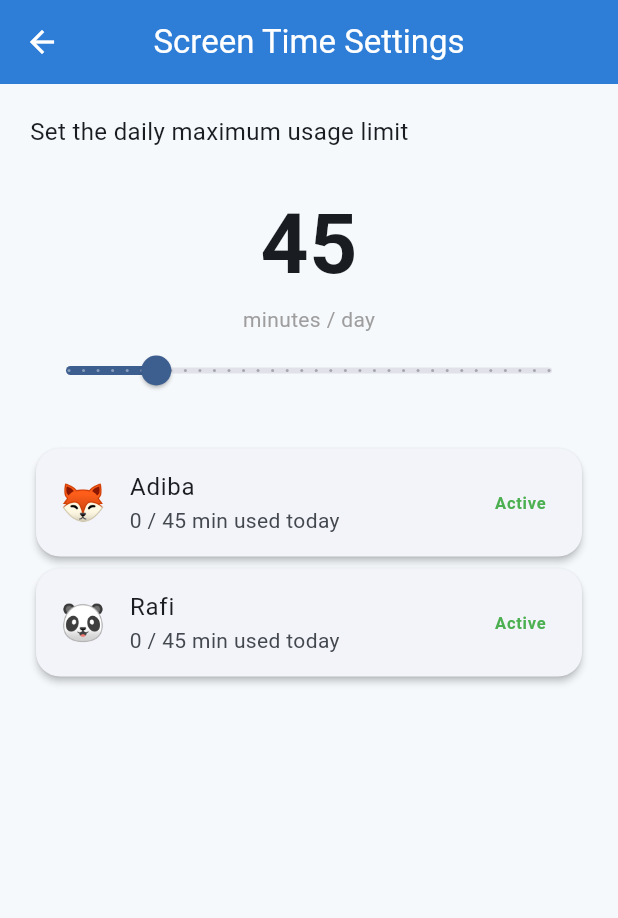
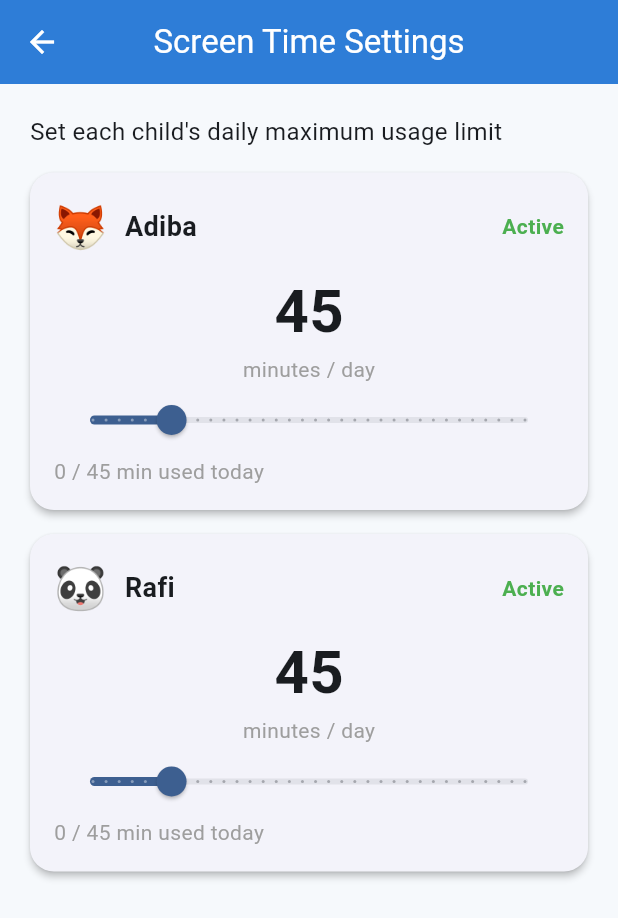
Before and after one commit to refa9568/Safezone_ULTRA, a Flutter app: the ScreenTimeSettingsScreen screen opened by its route, on a phone screen of 412 x 824 dp. Shown: the top 918 px of the screen. Run offline on Flutter 3.47's test engine with Material 3 defaults, Android fonts, the phone set to English and light mode, and no system bars; our stand-ins replace flutter_tts, video_player.

Commit message:
Make screen time limits per-child instead of global
Add Child.screenTimeLimitMinutes and remove Parent.screenTimeLimitMinutes. AppState.minutesRemaining/isLocked/addUsageMinutes now use each child's own limit; setScreenTimeLimit replaced with setScreenTimeLimitForChild. Screen Time Settings screen now shows a separate slider/card per child.

```diff
--- a/lib/logic/app_state.dart
+++ b/lib/logic/app_state.dart
@@ -9,13 +9,12 @@ class AppState extends ChangeNotifier {
     id: 'p1',
     name: 'Rahim Uddin',
     email: 'parent@example.com',
-    screenTimeLimitMinutes: 45,
     emergencyPhone: '+8801700000000',
   );
 
   final List<Child> children = [
-    Child(id: 'c1', parentId: 'p1', name: 'Adiba', age: 8, avatarEmoji: '🦊'),
-    Child(id: 'c2', parentId: 'p1', name: 'Rafi', age: 6, avatarEmoji: '🐼'),
+    Child(id: 'c1', parentId: 'p1', name: 'Adiba', age: 8, avatarEmoji: '🦊', screenTimeLimitMinutes: 45),
+    Child(id: 'c2', parentId: 'p1', name: 'Rafi', age: 6, avatarEmoji: '🐼', screenTimeLimitMinutes: 45),
   ];
 
   Child? activeChild;
@@ -41,6 +40,7 @@ class AppState extends ChangeNotifier {
     required String name,
     required int age,
     required String sex,
+    int screenTimeLimitMinutes = 60,
   }) {
     final child = Child(
       id: 'c${children.length + 1}',
@@ -48,6 +48,7 @@ class AppState extends ChangeNotifier {
       name: name,
       age: age,
       avatarEmoji: avatarForSex(sex),
+      screenTimeLimitMinutes: screenTimeLimitMinutes,
     );
     children.add(child);
     notifyListeners();
@@ -104,7 +105,7 @@ class AppState extends ChangeNotifier {
   }
 
   int minutesRemaining(Child child) {
-    final remaining = parent.screenTimeLimitMinutes - child.usedMinutesToday;
+    final remaining = child.screenTimeLimitMinutes - child.usedMinutesToday;
     return remaining < 0 ? 0 : remaining;
   }
 
@@ -112,7 +113,7 @@ class AppState extends ChangeNotifier {
 
   void addUsageMinutes(Child child, int minutes) {
     child.usedMinutesToday += minutes;
-    if (child.usedMinutesToday >= parent.screenTimeLimitMinutes) {
+    if (child.usedMinutesToday >= child.screenTimeLimitMinutes) {
       notifications.insert(
         0,
         AppNotification(
@@ -127,8 +128,8 @@ class AppState extends ChangeNotifier {
     notifyListeners();
   }
 
-  void setScreenTimeLimit(int minutes) {
-    parent.screenTimeLimitMinutes = minutes;
+  void setScreenTimeLimitForChild(Child child, int minutes) {
+    child.screenTimeLimitMinutes = minutes;
     notifyListeners();
   }
 
--- a/lib/models/models.dart
+++ b/lib/models/models.dart
@@ -19,7 +19,6 @@ class Parent {
   final String id;
   final String name;
   final String email;
-  int screenTimeLimitMinutes;
   String emergencyPhone;
   String parentPin;
 
@@ -27,7 +26,6 @@ class Parent {
     required this.id,
     required this.name,
     required this.email,
-    this.screenTimeLimitMinutes = 60,
     this.emergencyPhone = '',
     this.parentPin = '1234',
   });
@@ -41,6 +39,7 @@ class Child {
   String avatarEmoji;
   String language; // 'en' or 'bn'
   int usedMinutesToday;
+  int screenTimeLimitMinutes;
 
   Child({
     required this.id,
@@ -50,6 +49,7 @@ class Child {
     required this.avatarEmoji,
     this.language = 'en',
     this.usedMinutesToday = 0,
+    this.screenTimeLimitMinutes = 60,
   });
 }
 
--- a/lib/ui/screens/screen_time_settings_screen.dart
+++ b/lib/ui/screens/screen_time_settings_screen.dart
@@ -1,6 +1,7 @@
 import 'package:flutter/material.dart';
 import 'package:provider/provider.dart';
 import '../../logic/app_state.dart';
+import '../../models/models.dart';
 
 class ScreenTimeSettingsScreen extends StatelessWidget {
   const ScreenTimeSettingsScreen({super.key});
@@ -9,22 +10,62 @@ class ScreenTimeSettingsScreen extends StatelessWidget {
   Widget build(BuildContext context) {
     final state = context.watch<AppState>();
     final t = state.bengali;
-    final limit = state.parent.screenTimeLimitMinutes;
 
     return Scaffold(
       appBar: AppBar(title: Text(t ? 'স্ক্রিন টাইম সেটিংস' : 'Screen Time Settings')),
-      body: Padding(
-        padding: const EdgeInsets.all(20),
+      body: state.children.isEmpty
+          ? Center(child: Text(t ? 'কোনো সন্তান যোগ করা হয়নি' : 'No children added yet'))
+          : ListView(
+              padding: const EdgeInsets.all(20),
+              children: [
+                Text(
+                  t ? 'প্রতিটি সন্তানের জন্য প্রতিদিনের সর্বোচ্চ ব্যবহারের সময় সেট করুন' : "Set each child's daily maximum usage limit",
+                  style: const TextStyle(fontSize: 16),
+                ),
+                const SizedBox(height: 16),
+                for (final child in state.children) _ChildScreenTimeCard(child: child),
+              ],
+            ),
+    );
+  }
+}
+
+class _ChildScreenTimeCard extends StatelessWidget {
+  final Child child;
+  const _ChildScreenTimeCard({required this.child});
+
+  @override
+  Widget build(BuildContext context) {
+    final state = context.watch<AppState>();
+    final t = state.bengali;
+    final limit = child.screenTimeLimitMinutes;
+
+    return Card(
+      margin: const EdgeInsets.only(bottom: 16),
+      child: Padding(
+        padding: const EdgeInsets.all(16),
         child: Column(
           crossAxisAlignment: CrossAxisAlignment.stretch,
           children: [
-            Text(
-              t ? 'প্রতিদিনের সর্বোচ্চ ব্যবহারের সময় সেট করুন' : 'Set the daily maximum usage limit',
-              style: const TextStyle(fontSize: 16),
+            Row(
+              children: [
+                Text(child.avatarEmoji, style: const TextStyle(fontSize: 28)),
+                const SizedBox(width: 12),
+                Expanded(
+                  child: Text(child.name, style: const TextStyle(fontSize: 18, fontWeight: FontWeight.w600)),
+                ),
+                Text(
+                  state.isLocked(child) ? (t ? 'লকড' : 'Locked') : (t ? 'সক্রিয়' : 'Active'),
+                  style: TextStyle(
+                    color: state.isLocked(child) ? Colors.red : Colors.green,
+                    fontWeight: FontWeight.bold,
+                  ),
+                ),
+              ],
             ),
-            const SizedBox(height: 24),
+            const SizedBox(height: 8),
             Center(
-              child: Text('$limit', style: const TextStyle(fontSize: 56, fontWeight: FontWeight.bold)),
+              child: Text('$limit', style: const TextStyle(fontSize: 40, fontWeight: FontWeight.bold)),
             ),
             Center(child: Text(t ? 'মিনিট / দিন' : 'minutes / day', style: const TextStyle(color: Colors.grey))),
             Slider(
@@ -33,24 +74,12 @@ class ScreenTimeSettingsScreen extends StatelessWidget {
               max: 180,
               divisions: 33,
               label: '$limit min',
-              onChanged: (value) => state.setScreenTimeLimit(value.round()),
+              onChanged: (value) => state.setScreenTimeLimitForChild(child, value.round()),
             ),
-            const SizedBox(height: 24),
-            for (final child in state.children)
-              Card(
-                child: ListTile(
-                  leading: Text(child.avatarEmoji, style: const TextStyle(fontSize: 24)),
-                  title: Text(child.name),
-                  subtitle: Text('${child.usedMinutesToday} / $limit ${t ? "মিনিট ব্যবহৃত" : "min used today"}'),
-                  trailing: Text(
-                    state.isLocked(child) ? (t ? 'লকড' : 'Locked') : (t ? 'সক্রিয়' : 'Active'),
-                    style: TextStyle(
-                      color: state.isLocked(child) ? Colors.red : Colors.green,
-                      fontWeight: FontWeight.bold,
-                    ),
-                  ),
-                ),
-              ),
+            Text(
+              '${child.usedMinutesToday} / $limit ${t ? "মিনিট ব্যবহৃত" : "min used today"}',
+              style: const TextStyle(color: Colors.grey),
+            ),
           ],
         ),
       ),
```
